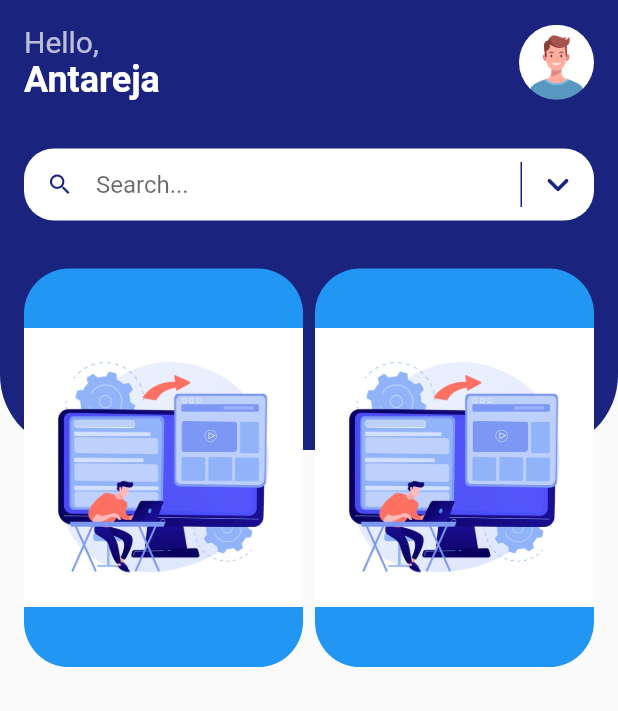
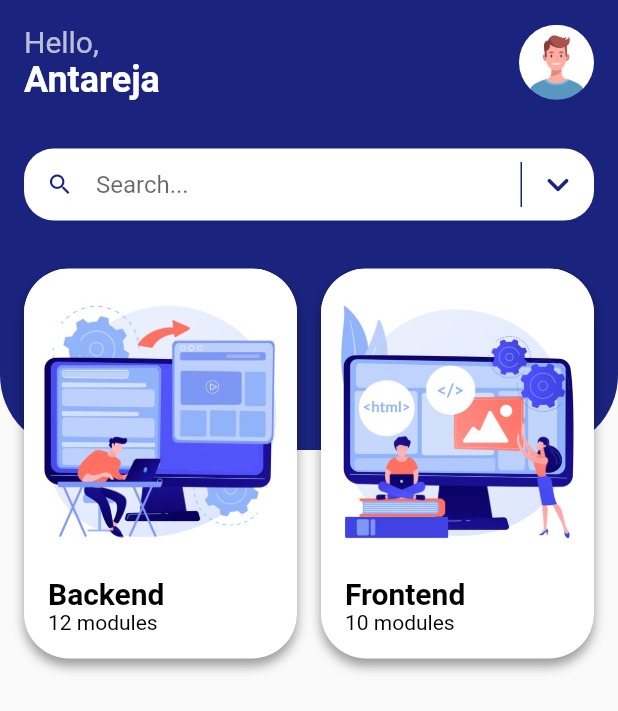
Before and after one commit to antare74/flutter-elearning-course, a Flutter app: the screen it shows after launch, on a phone screen of 412 x 824 dp. Shown: the top 711 px of the screen. Run offline on Flutter 3.47's test engine with Material 2 defaults, Android fonts, the light colour scheme and no system bars; missing offline and left inert: dart:ffi.

Commit message:
update course content view

```diff
--- a/lib/page/home.dart
+++ b/lib/page/home.dart
@@ -1,3 +1,4 @@
+import 'dart:developer';
 import 'dart:ffi';
 
 import 'package:flutter/material.dart';
@@ -43,20 +44,25 @@ class _HomeState extends State<Home> {
                       // crossAxisCount is for the number of items in a row
                       crossAxisCount: 2,
                       // mainAxisSpacing is for the space between items
-                      crossAxisSpacing: 8,
+                      crossAxisSpacing: 16,
                       // mainAxisSpacing is for the space between rows
                       mainAxisSpacing: 8,
                     ),
                     itemBuilder: (context, index) {
-                      return Container(
-                        decoration: BoxDecoration(
-                          borderRadius: BorderRadius.circular(30),
-                          color: Colors.blue,
-                        ),
-                        child: Image.asset(
+                      if (index == 0) {
+                        return itemGrid(
                           Assets.imageBackend,
-                        ),
-                      );
+                          'Backend',
+                          '12 modules',
+                        );
+                      } else {
+                        return itemGrid(
+                          Assets.imageFrontend,
+                          'Frontend',
+                          '10 modules',
+                        );
+                      }
+                      // return itemGrid(''),
                     },
                   ),
                 ],
@@ -67,6 +73,65 @@ class _HomeState extends State<Home> {
       ),
     );
   }
+}
+
+Widget itemGrid(String image, String title, String subtitle) {
+  log(image);
+  return Container(
+    decoration: BoxDecoration(
+      borderRadius: BorderRadius.circular(30),
+      color: Colors.white,
+      boxShadow: [
+        BoxShadow(
+          color: Colors.black38,
+          blurRadius: 6,
+          offset: Offset(0, 5),
+        ),
+      ],
+    ),
+    child: Column(
+      crossAxisAlignment: CrossAxisAlignment.start,
+      children: [
+        Expanded(
+          child: ClipRRect(
+            borderRadius: BorderRadius.circular(30),
+            child: Image.asset(
+              image,
+              fit: BoxFit.cover,
+            ),
+          ),
+        ),
+        Padding(
+          padding: const EdgeInsets.symmetric(
+            horizontal: 16.0,
+          ),
+          child: Text(
+            title,
+            style: TextStyle(
+              color: Colors.black,
+              fontSize: 20,
+              fontWeight: FontWeight.bold,
+            ),
+          ),
+        ),
+        Padding(
+          padding: const EdgeInsets.symmetric(
+            horizontal: 16.0,
+          ),
+          child: Text(
+            subtitle,
+            style: TextStyle(
+              color: Colors.black,
+              fontSize: 14,
+            ),
+          ),
+        ),
+        SizedBox(
+          height: 16,
+        ),
+      ],
+    ),
+  );
 }
 
 Widget background() {
--- a/lib/util/assets.dart
+++ b/lib/util/assets.dart
@@ -4,6 +4,7 @@ import 'package:learn_ui_course/model/course.dart';
 class Assets {
   static final imageAvatar = 'assets/avatar.png';
   static final imageBackend = 'assets/backend.jpg';
+  static final imageFrontend = 'assets/frontend.jpg';
 
   static final menuCourse = [
     {
```
